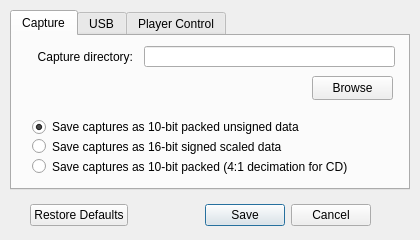
Before: the Qt Designer form Linux-Application/DomesdayDuplicator/configurationdialog.ui in simoninns/DomesdayDuplicator-gui-app, drawn with Qt 5.
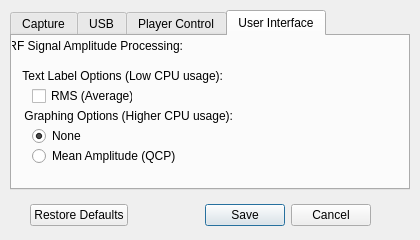
After: the same form once the commit is applied.

Commit message: New feature: Inbound RF amplitude measurement

What changed in the file:
```diff
--- a/Linux-Application/DomesdayDuplicator/configurationdialog.ui
+++ b/Linux-Application/DomesdayDuplicator/configurationdialog.ui
@@ -57,7 +57,7 @@
     </size>
    </property>
    <property name="currentIndex">
-    <number>0</number>
+    <number>3</number>
    </property>
    <widget class="QWidget" name="capture">
     <attribute name="title">
@@ -285,6 +285,101 @@
      </property>
     </widget>
    </widget>
+   <widget class="QWidget" name="userInterface">
+    <attribute name="title">
+     <string>User Interface</string>
+    </attribute>
+    <widget class="QRadioButton" name="amplitudeGraphRadioButton">
+     <property name="geometry">
+      <rect>
+       <x>20</x>
+       <y>110</y>
+       <width>151</width>
+       <height>20</height>
+      </rect>
+     </property>
+     <property name="text">
+      <string>Mean Amplitude (QCP)</string>
+     </property>
+    </widget>
+    <widget class="QRadioButton" name="noGraphButton">
+     <property name="geometry">
+      <rect>
+       <x>20</x>
+       <y>90</y>
+       <width>89</width>
+       <height>20</height>
+      </rect>
+     </property>
+     <property name="text">
+      <string>None</string>
+     </property>
+     <property name="checked">
+      <bool>true</bool>
+     </property>
+    </widget>
+    <widget class="QLabel" name="label_6">
+     <property name="geometry">
+      <rect>
+       <x>10</x>
+       <y>70</y>
+       <width>211</width>
+       <height>20</height>
+      </rect>
+     </property>
+     <property name="text">
+      <string>Graphing Options (Higher CPU usage):</string>
+     </property>
+     <property name="alignment">
+      <set>Qt::AlignRight|Qt::AlignTrailing|Qt::AlignVCenter</set>
+     </property>
+    </widget>
+    <widget class="QLabel" name="label_8">
+     <property name="geometry">
+      <rect>
+       <x>0</x>
+       <y>0</y>
+       <width>171</width>
+       <height>20</height>
+      </rect>
+     </property>
+     <property name="text">
+      <string>RF Signal Amplitude Processing:</string>
+     </property>
+     <property name="alignment">
+      <set>Qt::AlignRight|Qt::AlignTrailing|Qt::AlignVCenter</set>
+     </property>
+    </widget>
+    <widget class="QCheckBox" name="amplitudeProcessingCheckBox">
+     <property name="geometry">
+      <rect>
+       <x>20</x>
+       <y>50</y>
+       <width>101</width>
+       <height>20</height>
+      </rect>
+     </property>
+     <property name="text">
+      <string>RMS (Average)</string>
+     </property>
+    </widget>
+    <widget class="QLabel" name="label_9">
+     <property name="geometry">
+      <rect>
+       <x>0</x>
+       <y>30</y>
+       <width>211</width>
+       <height>20</height>
+      </rect>
+     </property>
+     <property name="text">
+      <string>Text Label Options (Low CPU usage):</string>
+     </property>
+     <property name="alignment">
+      <set>Qt::AlignRight|Qt::AlignTrailing|Qt::AlignVCenter</set>
+     </property>
+    </widget>
+   </widget>
   </widget>
  </widget>
  <tabstops>
```
The commit also changes 12 other files.
